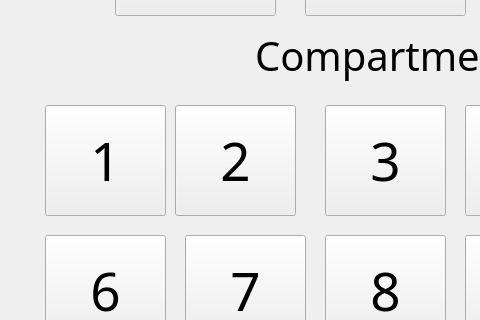
First picture: the form in Amazon_FC_2.ui, repository ICS4U-Gallo/amazon-fc-assignment-ghost-coders, before the edit; both pictures show x 305 to 785 and y 265 to 585 of the 1124 by 672 pixel window.
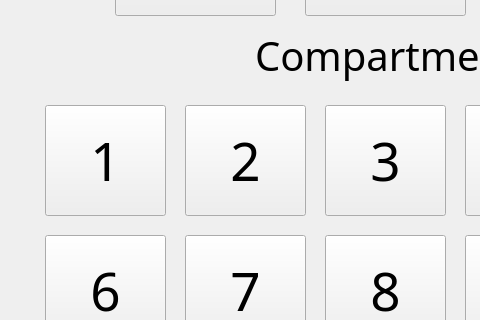
Second picture: the form after the edit.

```diff
--- a/Amazon_FC_2.ui
+++ b/Amazon_FC_2.ui
@@ -38,7 +38,7 @@
    <widget class="QPushButton" name="pushButton_2">
     <property name="geometry">
      <rect>
-      <x>480</x>
+      <x>490</x>
       <y>370</y>
       <width>121</width>
       <height>111</height>
```
Left out of the diff: 26 changed lines with no effect on the pictures.
